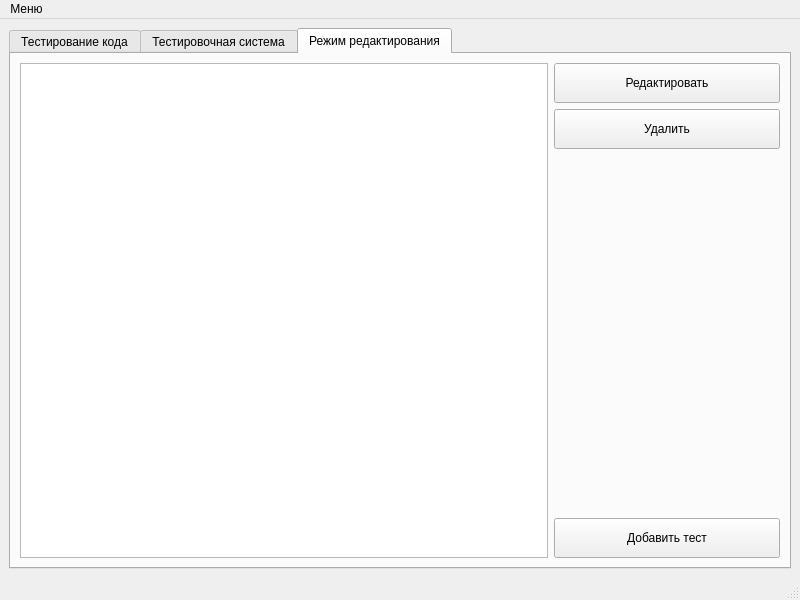
The window that mainwindow.ui (geroineee/ARM_QT) describes before a commit, drawn with Qt 5.
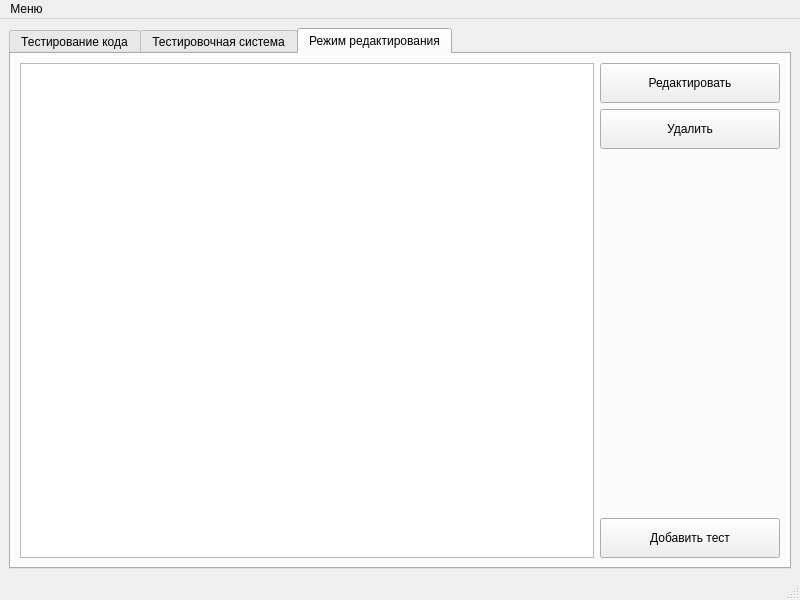
The same window after the commit.

Patch:
```diff
--- a/mainwindow.ui
+++ b/mainwindow.ui
@@ -398,20 +398,7 @@
        <attribute name="title">
         <string>Режим редактирования</string>
        </attribute>
-       <layout class="QGridLayout" name="gridLayout_2" columnstretch="70,30">
-        <item row="1" column="1">
-         <widget class="QPushButton" name="button_delete_test">
-          <property name="minimumSize">
-           <size>
-            <width>180</width>
-            <height>40</height>
-           </size>
-          </property>
-          <property name="text">
-           <string>Удалить</string>
-          </property>
-         </widget>
-        </item>
+       <layout class="QGridLayout" name="gridLayout_2" columnstretch="70,0">
         <item row="3" column="1">
          <widget class="QPushButton" name="button_add_test">
           <property name="minimumSize">
@@ -438,6 +425,19 @@
           </property>
          </widget>
         </item>
+        <item row="1" column="1">
+         <widget class="QPushButton" name="button_delete_test">
+          <property name="minimumSize">
+           <size>
+            <width>180</width>
+            <height>40</height>
+           </size>
+          </property>
+          <property name="text">
+           <string>Удалить</string>
+          </property>
+         </widget>
+        </item>
         <item row="2" column="1">
          <spacer name="verticalSpacer">
           <property name="orientation">
@@ -452,7 +452,14 @@
          </spacer>
         </item>
         <item row="0" column="0" rowspan="4">
-         <widget class="QTableView" name="list_tests"/>
+         <widget class="QTableView" name="list_tests">
+          <property name="showGrid">
+           <bool>true</bool>
+          </property>
+          <attribute name="horizontalHeaderCascadingSectionResizes">
+           <bool>false</bool>
+          </attribute>
+         </widget>
         </item>
        </layout>
       </widget>
```
